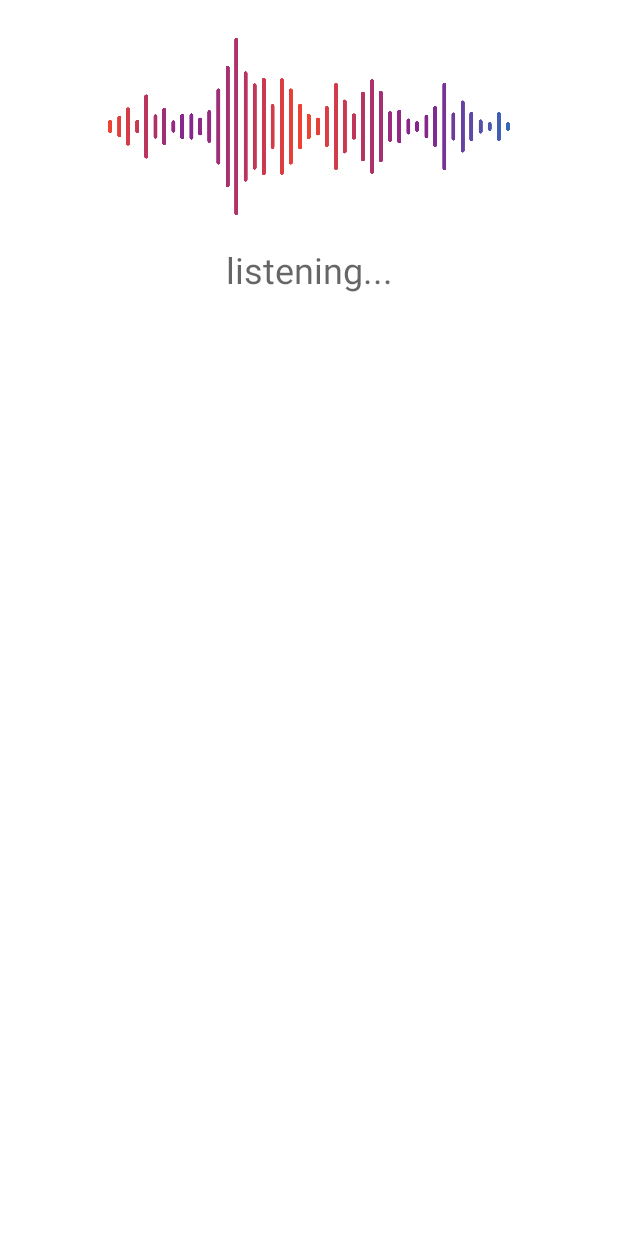
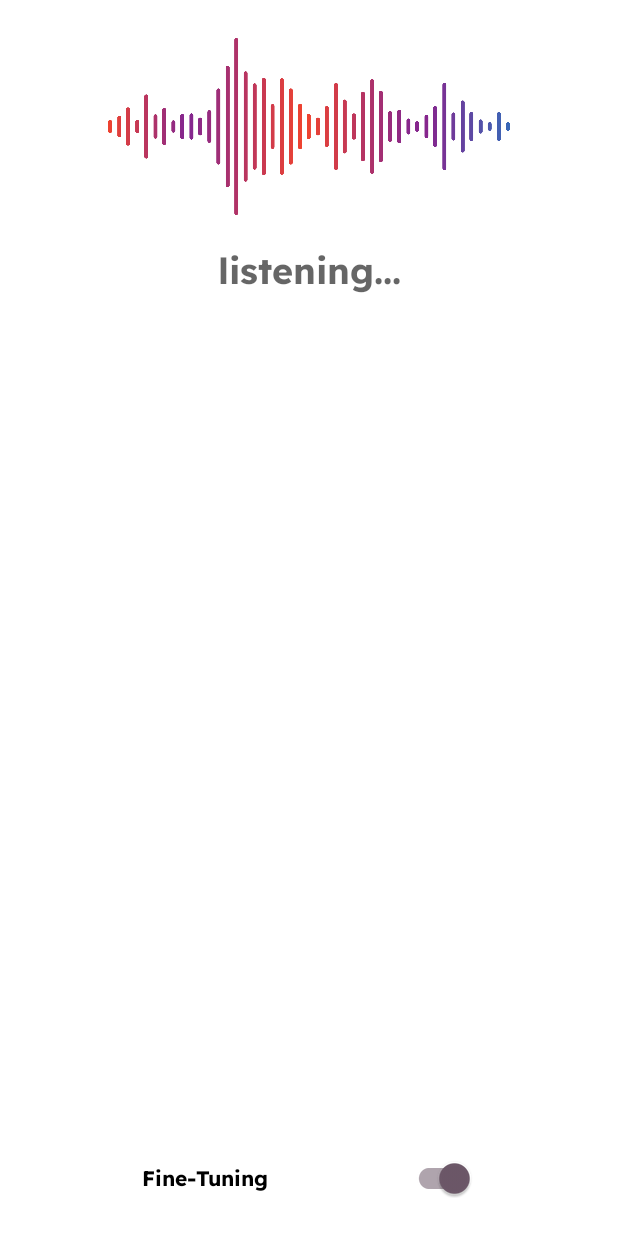
Before and after one commit to AccessibilityLab/AdaptiveSound, an Android app: the fragment AudioFragment shown on its own in the app's theme, on a phone screen of 412 x 824 dp. Run offline under Robolectric (Android 15) with nearby library versions, the phone set to English and light mode, and no system bars; 3 statements that could not run were skipped.

Commit message:
Updated the App With a Switch to Turn on and Turn off Fine-Tuning

```diff
--- a/android/app/src/main/AndroidManifest.xml
+++ b/android/app/src/main/AndroidManifest.xml
@@ -23,7 +23,6 @@
         android:allowBackup="true"
         android:icon="@mipmap/ic_launcher"
         android:label="@string/app_name"
-        android:roundIcon="@mipmap/ic_launcher_round"
         android:supportsRtl="true"
         android:taskAffinity=""
         android:theme="@style/AppTheme">
--- a/android/app/src/main/java/org/tensorflow/lite/examples/audio/fragments/AudioFragment.kt
+++ b/android/app/src/main/java/org/tensorflow/lite/examples/audio/fragments/AudioFragment.kt
@@ -20,7 +20,6 @@ package org.tensorflow.lite.examples.audio.fragments
 /* My own */
 
 import android.annotation.SuppressLint
-import android.graphics.Color
 import android.os.Bundle
 import android.os.Handler
 import android.os.Looper
@@ -105,6 +104,7 @@ class AudioFragment : Fragment() {
 
     private var isClicked = false
     private var isShown = false
+    private var userHasFineTuningEnabled = true
 
 
 
@@ -212,20 +212,22 @@ class AudioFragment : Fragment() {
         resultTextView = fragmentAudioBinding.root.findViewById(R.id.resultTextView)
 
 
-//        var fineTuneSwitch = fragmentAudioBinding.root.findViewById<SwitchMaterial>(R.id.FineTuneSwitch)
-//        fineTuneSwitch.isUseMaterialThemeColors = true
-//
-//        fineTuneSwitch.setOnCheckedChangeListener { buttonView, isChecked ->
-//            if (isChecked) {
-//                // Code to execute when the switch is checked
-//                // Example: Log a message
-//                Log.d("Switch", "Switch is checked")
-//            } else {
-//                // Code to execute when the switch is unchecked
-//                // Example: Log a message
-//                Log.d("Switch", "Switch is unchecked")
-//            }
-//        }
+        var fineTuneSwitch = fragmentAudioBinding.root.findViewById<SwitchMaterial>(R.id.switchFineTune)
+        fineTuneSwitch.isUseMaterialThemeColors = true
+
+        fineTuneSwitch.setOnCheckedChangeListener { buttonView, isChecked ->
+            if (isChecked) {
+                // Code to execute when the switch is checked
+                // Example: Log a message
+                userHasFineTuningEnabled = true
+                Log.d("Switch", "Switch is checked")
+            } else {
+                // Code to execute when the switch is unchecked
+                // Example: Log a message
+                userHasFineTuningEnabled = false
+                Log.d("Switch", "Switch is unchecked")
+            }
+        }
 
 
 
@@ -513,8 +515,14 @@ class AudioFragment : Fragment() {
         isClicked = false
         predictionLabel.visibility = View.VISIBLE
         confidenceLabel.visibility = View.VISIBLE
-        thumbsDownButton.visibility = View.VISIBLE
-        thumbsUpButton.visibility = View.VISIBLE
+        if(userHasFineTuningEnabled){
+            thumbsDownButton.visibility = View.VISIBLE
+            thumbsUpButton.visibility = View.VISIBLE
+        }
+        else{
+            thumbsDownButton.visibility = View.GONE
+            thumbsUpButton.visibility = View.GONE
+        }
     }
     private fun hideCorrectionPage(){
         whatSoundLabel.visibility = View.GONE
--- a/android/app/src/main/res/layout/fragment_audio.xml
+++ b/android/app/src/main/res/layout/fragment_audio.xml
@@ -29,6 +29,7 @@
         android:layout_marginTop="20dp"
         android:layout_marginEnd="32dp"
         android:text="listening..."
+        android:fontFamily="@font/lexend_bold"
         android:textAlignment="center"
         android:textAppearance="@style/TextAppearance.AppCompat.Display1"
         android:textSize="24sp"
@@ -47,4 +48,18 @@
         app:layout_constraintTop_toTopOf="parent"
         app:srcCompat="@drawable/colorful_sound_wave_equalizer_2" />
 
+    <com.google.android.material.switchmaterial.SwitchMaterial
+        android:id="@+id/switchFineTune"
+        android:layout_width="222dp"
+        android:layout_height="57dp"
+        android:layout_marginBottom="10dp"
+        android:checked="true"
+        android:text="Fine-Tuning"
+        android:fontFamily="@font/lexend_bold"
+        app:layout_constraintBottom_toBottomOf="parent"
+        app:layout_constraintEnd_toEndOf="parent"
+        app:layout_constraintHorizontal_bias="0.497"
+        app:layout_constraintStart_toStartOf="parent" />
+
+
 </androidx.constraintlayout.widget.ConstraintLayout>
--- a/android/app/src/main/res/values/styles.xml
+++ b/android/app/src/main/res/values/styles.xml
@@ -28,6 +28,8 @@
     <!-- Color for text and icons on the surface (background) -->
     <item name="colorOnSurface">@color/md_theme_light_onSurface</item>
 
+    <item name="colorSecondary">@color/md_theme_light_secondary</item>
+
 </style>
 
 <style name="BottomSheetSpinnerItemStyle" parent="Widget.AppCompat.Light.DropDownItem.Spinner">
```
